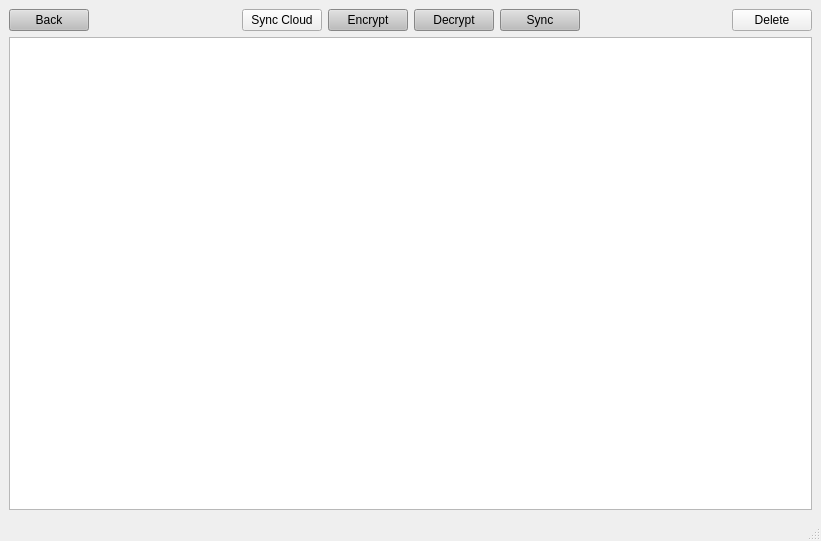
hsBoyz/MiniLockSync, file src/filewindow.ui: the form before one commit.
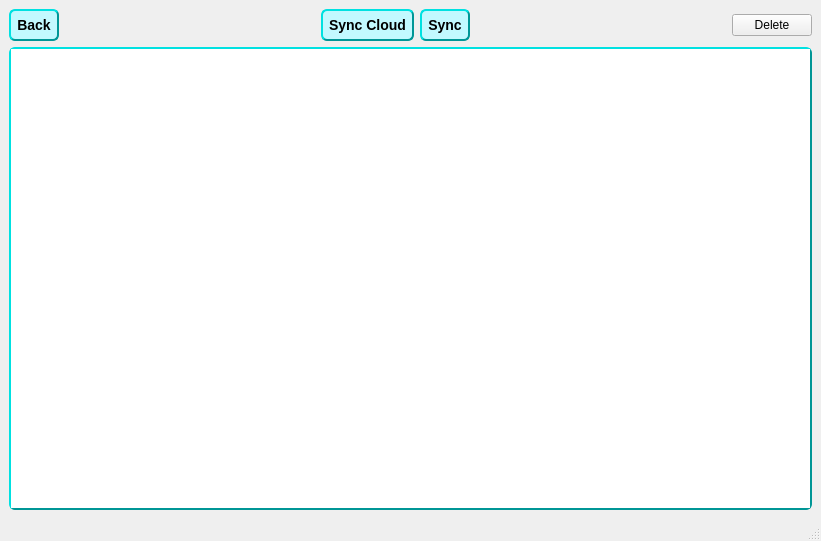
The form after the commit. Icons and pictures are not drawn.

Commit message: layout adjustments

The edit to the form file:
```diff
--- a/src/filewindow.ui
+++ b/src/filewindow.ui
@@ -17,6 +17,9 @@
    <iconset resource="resources.qrc">
     <normaloff>:/icons/images/MiniLock_15x15.png</normaloff>:/icons/images/MiniLock_15x15.png</iconset>
   </property>
+  <property name="styleSheet">
+   <string notr="true"/>
+  </property>
   <widget class="QWidget" name="centralwidget">
    <layout class="QVBoxLayout" name="verticalLayout">
     <item>
@@ -24,16 +27,23 @@
       <item>
        <widget class="QPushButton" name="pushButton_back">
         <property name="styleSheet">
-         <string notr="true">QPushButton#pushButton_back
-{ 
-    background-color: #bdbdbd;
-}
-
-QPushButton#pushButton_back:hover
-{
-    background-color: #949494;
+         <string notr="true">QPushButton#pushButton_back {
+     background-color: rgb(194, 249, 255);
+     border-style: outset;
+     border-width: 2px;
+     border-radius: 6px;
+     border-color: rgb(0, 150, 150);
+     font: bold 14px;
+     min-width: 10em;
+     padding: 6px;
  }
-</string>
+ QPushButton#pushButton_back:pressed {
+     background-color: rgb(71, 255, 255);
+     border-style: inset;
+ }
+QPushButton#pushButton_back:hover {
+	 background-color: rgb(100, 255, 255);
+}</string>
         </property>
         <property name="text">
          <string>Back</string>
@@ -55,62 +65,50 @@
       </item>
       <item>
        <widget class="QPushButton" name="pushButton_syncCloud">
+        <property name="styleSheet">
+         <string notr="true">QPushButton#pushButton_syncCloud {
+     background-color: rgb(194, 249, 255);
+     border-style: outset;
+     border-width: 2px;
+     border-radius: 6px;
+     border-color: rgb(0, 150, 150);
+     font: bold 14px;
+     min-width: 10em;
+     padding: 6px;
+ }
+ QPushButton#pushButton_syncCloud:pressed {
+     background-color: rgb(71, 255, 255);
+     border-style: inset;
+ }
+QPushButton#pushButton_syncCloud:hover {
+	 background-color: rgb(100, 255, 255);
+}</string>
+        </property>
         <property name="text">
          <string>Sync Cloud</string>
         </property>
        </widget>
       </item>
-      <item>
-       <widget class="QPushButton" name="pushButton_encrypt">
-        <property name="styleSheet">
-         <string notr="true">QPushButton#pushButton_encrypt 
-{ 
-    background-color: #bdbdbd;
-}
-
-QPushButton#pushButton_encrypt:hover
-{
-    background-color: #949494;
- }
-</string>
-        </property>
-        <property name="text">
-         <string>Encrypt</string>
-        </property>
-       </widget>
-      </item>
-      <item>
-       <widget class="QPushButton" name="pushButton_decrypt">
-        <property name="styleSheet">
-         <string notr="true">QPushButton#pushButton_decrypt 
-{ 
-    background-color: #bdbdbd;
-}
-
-QPushButton#pushButton_decrypt:hover
-{
-    background-color: #949494;
- }
-</string>
-        </property>
-        <property name="text">
-         <string>Decrypt</string>
-        </property>
-       </widget>
-      </item>
       <item>
        <widget class="QPushButton" name="pushButton_sync">
         <property name="styleSheet">
-         <string notr="true">QPushButton#pushButton_sync 
-{ 
-    background-color: #bdbdbd;
-}
-
-QPushButton#pushButton_sync:hover
-{
-    background-color: #949494;
+         <string notr="true">QPushButton#pushButton_sync {
+     background-color: rgb(194, 249, 255);
+     border-style: outset;
+     border-width: 2px;
+     border-radius: 6px;
+     border-color: rgb(0, 150, 150);
+     font: bold 14px;
+     min-width: 10em;
+     padding: 6px;
  }
-</string>
+ QPushButton#pushButton_sync:pressed {
+     background-color: rgb(71, 255, 255);
+     border-style: inset;
+ }
+QPushButton#pushButton_sync:hover {
+	 background-color: rgb(100, 255, 255);
+}</string>
         </property>
         <property name="text">
          <string>Sync</string>
@@ -133,16 +131,23 @@
       <item>
        <widget class="QPushButton" name="pushButton_deleteFile">
         <property name="styleSheet">
-         <string notr="true">QPushButton#pushButton_deleteFile 
-{ 
-    background-color: #bdbdbd;
-}
-
-QPushButton#pushButton_deleteFile:hover
-{
-    background-color: #949494;
+         <string notr="true">QPushButton#pushButton_deleteFile {
+     background-color: rgb(194, 249, 255);
+     border-style: outset;
+     border-width: 2px;
+     border-radius: 6px;
+     border-color: rgb(0, 150, 150);
+     font: bold 14px;
+     min-width: 10em;
+     padding: 6px;
  }
-</string>
+ QPushButton#pushButton_deleteFile:pressed {
+     background-color: rgb(71, 255, 255);
+     border-style: inset;
+ }
+QPushButton#pushButton_deleteFile:hover {
+	 background-color: rgb(100, 255, 255);
+}</string>
         </property>
         <property name="text">
          <string>Delete</string>
@@ -152,7 +157,41 @@
      </layout>
     </item>
     <item>
-     <widget class="QListView" name="listView"/>
+     <widget class="QListView" name="listView">
+      <property name="styleSheet">
+       <string notr="true">QListView#listView {
+	 border-style: outset;
+     border-width: 2px;
+     border-radius: 6px;
+     border-color: rgb(0, 150, 150);
+     font: 14px;
+     min-width: 10em;
+     show-decoration-selected: 1;
+}
+QListView::item:alternate {
+     background: #EEEEEE;
+ }
+
+ QListView::item:selected {
+     border: 1px solid #6a6ea9;
+ }
+
+ QListView::item:selected:!active {
+     background: qlineargradient(x1: 0, y1: 0, x2: 0, y2: 1,
+                                 stop: 0 #ABAFE5, stop: 1 #8588B2);
+ }
+
+ QListView::item:selected:active {
+     background: qlineargradient(x1: 0, y1: 0, x2: 0, y2: 1,
+                                 stop: 0 #6a6ea9, stop: 1 #888dd9);
+ }
+
+ QListView::item:hover {
+     background: qlineargradient(x1: 0, y1: 0, x2: 0, y2: 1,
+                                 stop: 0 #FAFBFE, stop: 1 #DCDEF1);
+ }</string>
+      </property>
+     </widget>
     </item>
    </layout>
   </widget>
```
Left out of the diff: 10 changed lines with no effect on the pictures. The commit also changes 2 other files.
